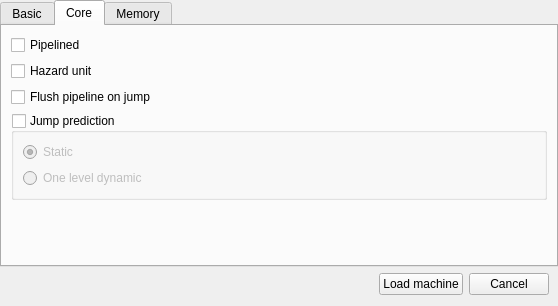
Before: the Qt Designer form qtmips_gui/NewDialog.ui in cvut/qtrvsim, drawn with Qt 5.
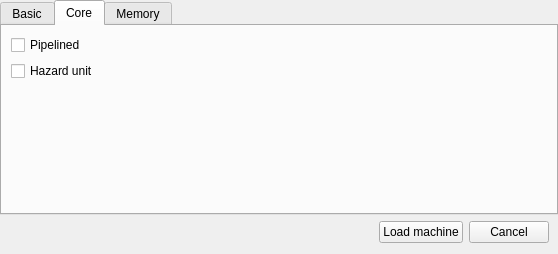
After: the same form once the commit is applied. The open tabs and pages were chosen to show the change.

Commit message:
Drop jump predictions
Although there are branch likely instruction the whole mips instruction
set is designed around static jump predictions. The usage of delay slot
ensures that we don't have to handle jump predictions on cpu it self at
all. Adding it on top of that makes little to no sense although that was
the original plan.

What changed in the file:
```diff
--- a/qtmips_gui/NewDialog.ui
+++ b/qtmips_gui/NewDialog.ui
@@ -7,7 +7,7 @@
     <x>0</x>
     <y>0</y>
     <width>558</width>
-    <height>306</height>
+    <height>254</height>
    </rect>
   </property>
   <property name="windowTitle">
@@ -131,48 +131,6 @@
          </property>
         </widget>
        </item>
-       <item>
-        <widget class="QCheckBox" name="flush_jump">
-         <property name="text">
-          <string>Flush pipeline on jump</string>
-         </property>
-        </widget>
-       </item>
-       <item>
-        <widget class="QGroupBox" name="prediction">
-         <property name="title">
-          <string>Jump prediction</string>
-         </property>
-         <property name="flat">
-          <bool>false</bool>
-         </property>
-         <property name="checkable">
-          <bool>true</bool>
-         </property>
-         <property name="checked">
-          <bool>false</bool>
-         </property>
-         <layout class="QVBoxLayout" name="verticalLayout_3">
-          <item>
-           <widget class="QRadioButton" name="prediction_static">
-            <property name="text">
-             <string>Static</string>
-            </property>
-            <property name="checked">
-             <bool>true</bool>
-            </property>
-           </widget>
-          </item>
-          <item>
-           <widget class="QRadioButton" name="prediction_one_dynamic">
-            <property name="text">
-             <string>One level dynamic</string>
-            </property>
-           </widget>
-          </item>
-         </layout>
-        </widget>
-       </item>
        <item>
         <spacer name="verticalSpacer">
          <property name="orientation">
```
The commit also changes 2 other files.
